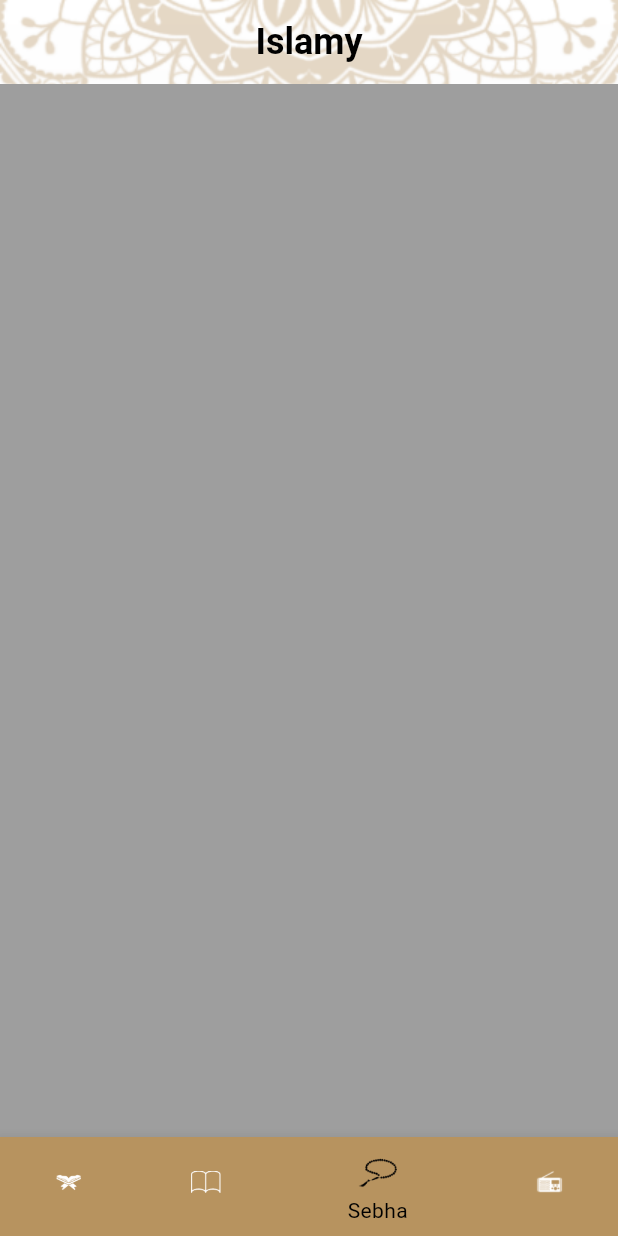
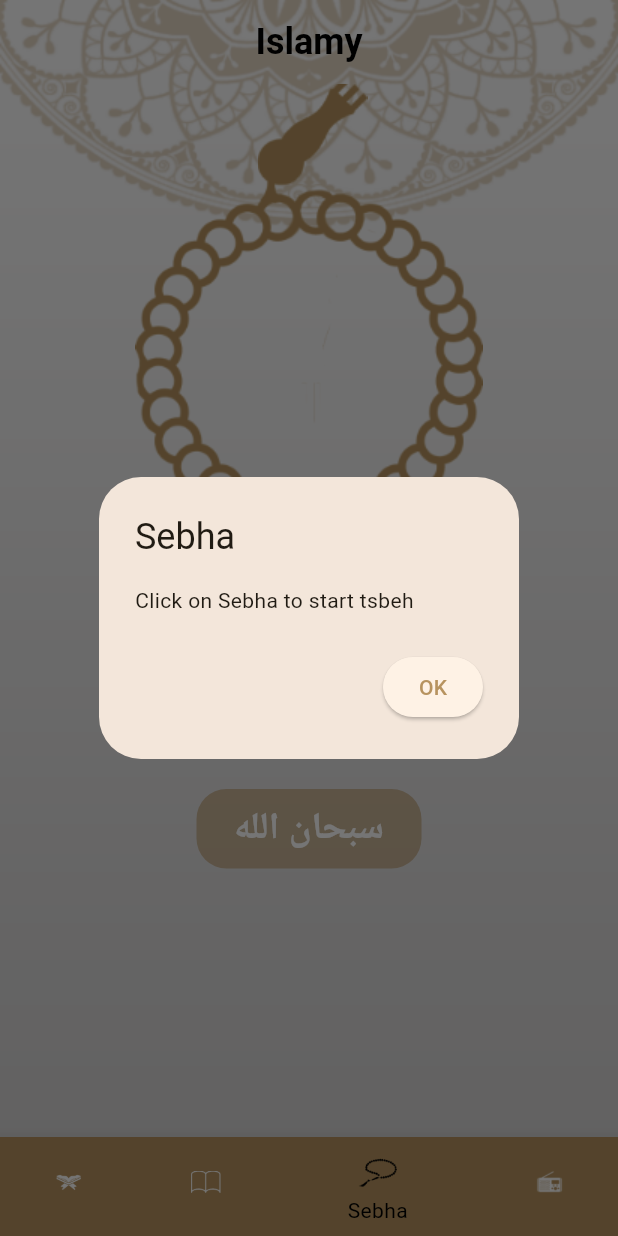
Before and after one commit to AliSamir070/islami_route_c10, a Flutter app: the screen it shows after launch, item 3 of the bottom bar chosen, on a phone screen of 412 x 824 dp. Run offline on Flutter 3.47's test engine with Material 3 defaults, Android fonts, the phone set to English and light mode, and no system bars.

Commit message:
+finish sebha_widget.dart + adding Alert Message once open sebha tab. +make custom_container.dart

```diff
--- /dev/null
+++ b/lib/ui/home/custom_container.dart
@@ -0,0 +1,36 @@
+import 'package:flutter/material.dart';
+
+class CustomContainer extends StatelessWidget {
+  Color borderColor;
+  Color textColor;
+  String textTitle;
+ CustomContainer({
+   super.key,
+   required this.borderColor,
+   required this.textColor,
+   required this.textTitle,
+ });
+
+  @override
+  Widget build(BuildContext context) {
+    return Container(
+      width: 150,
+      decoration: BoxDecoration(
+        borderRadius: BorderRadius.circular(20),
+        color: borderColor,
+      ),
+      child:  Padding(
+        padding: const EdgeInsets.all(8.0),
+        child: Text(
+          textTitle,
+          textAlign: TextAlign.center,
+          style: TextStyle(
+            fontSize: 25,
+            fontWeight: FontWeight.bold,
+            color: textColor,
+          ),
+        ),
+      ),
+    );
+  }
+}
--- a/lib/ui/home/sebha_widget.dart
+++ b/lib/ui/home/sebha_widget.dart
@@ -1,10 +1,129 @@
+import 'dart:async';
+
 import 'package:flutter/material.dart';
+import 'package:islamy_app_c10/ui/home/custom_container.dart';
 
-class SebhaWidget extends StatelessWidget {
-  const SebhaWidget({Key? key}) : super(key: key);
+class SebhaWidget extends StatefulWidget {
+  @override
+  State<SebhaWidget> createState() => _SebhaWidgetState();
+}
+
+class _SebhaWidgetState extends State<SebhaWidget> {
+  double rotation = 0;
+  int tsbehaCounter = 0;
+  int tsbehListIndex = 0;
+
+  List<String> tsbeh = ['سبحان الله', "الحمد الله", 'الله اكبر', 'استغفر الله'];
+
+  void oneTsbehaFinshed() {
+    setState(() {
+      tsbehaCounter = 0;
+      tsbehListIndex++;
+    });
+  }
+
+  @override
+  void initState() {
+    super.initState();
+    WidgetsBinding.instance.addPostFrameCallback((_) {
+      Timer(const Duration(seconds: 0), () {
+        showAlertMessage(context);
+      });
+    });
+  }
+
+  void showAlertMessage(BuildContext context) {
+    showDialog(
+      context: context,
+      builder: (BuildContext context) {
+        return AlertDialog(
+          title: const Text('Sebha'),
+          content: const Text('Click on Sebha to start tsbeh'),
+          actions: [
+            ElevatedButton(
+              child: const Text('OK'),
+              onPressed: () {
+                Navigator.of(context).pop();
+              },
+            ),
+          ],
+        );
+      },
+    );
+  }
 
   @override
   Widget build(BuildContext context) {
-    return Container(color: Colors.grey,);
+    return Column(
+      children: [
+        Expanded(
+          child: GestureDetector(
+            onTap: () {
+              setState(() {
+                rotation += 1 / 34;
+                tsbehaCounter++;
+                if (tsbehaCounter == 34) {
+                  oneTsbehaFinshed();
+                }
+                if (tsbehListIndex == tsbeh.length) {
+                  tsbehListIndex = 0;
+                }
+              });
+            },
+            child: Stack(
+              alignment: Alignment.center,
+              children: [
+                Positioned(
+                  top: -210,
+                  right: 25,
+                  left: 30,
+                  child: Image.asset(
+                    'assets/images/head_of_seb7a.png',
+                  ),
+                ),
+                Positioned(
+                  top: 70,
+                  child: AnimatedRotation(
+                    turns: rotation,
+                    duration: const Duration(seconds: 1),
+                    child: Image.asset(
+                      'assets/images/body_of_seb7a.png',
+                    ),
+                  ),
+                ),
+              ],
+            ),
+          ),
+        ),
+        Expanded(
+          child: Column(
+            children: [
+              const Text(
+                'عدد التسبيحات',
+                style: TextStyle(
+                  fontWeight: FontWeight.w600,
+                  fontSize: 25,
+                ),
+              ),
+              const SizedBox(
+                height: 10,
+              ),
+              CustomContainer(
+                  borderColor: Theme.of(context).primaryColor,
+                  textColor: Colors.black,
+                  textTitle: tsbehaCounter.toString()),
+              const SizedBox(
+                height: 20,
+              ),
+              CustomContainer(
+                borderColor: Theme.of(context).primaryColor.withOpacity(0.57),
+                textColor: Colors.white,
+                textTitle: tsbeh[tsbehListIndex],
+              ),
+            ],
+          ),
+        ),
+      ],
+    );
   }
 }
```
Also changed, not shown: assets/images/2x/head_of_seb7a@2x.png (added), assets/images/3x/head_of_seb7a@3x.png (added), assets/images/body_of_seb7a.png (added), assets/images/head_of_seb7a.png (added), 1 other file.
